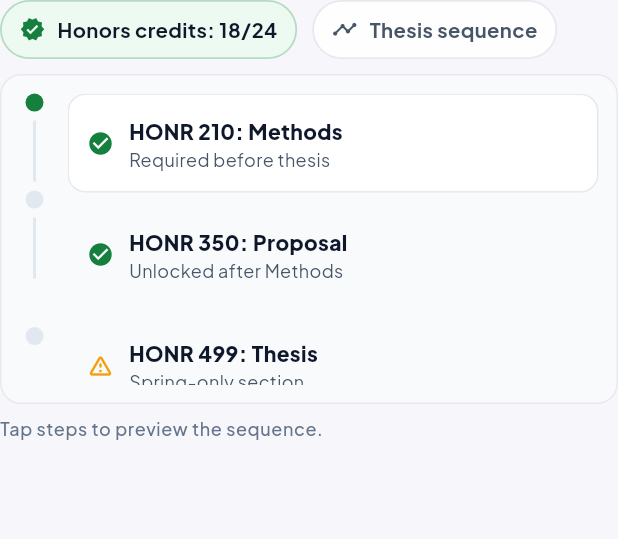
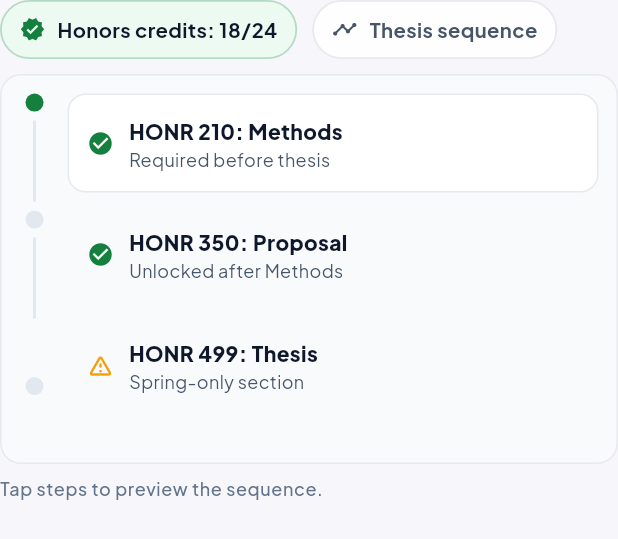
Before and after one commit to Ememobong28/GradPath, a Flutter app: the HonorsMiniPreview widget shown alone on an empty page, opened directly, on a phone screen of 412 x 824 dp. Shown: the top 539 px of the screen. Run offline on Flutter 3.47's test engine with Material 3 defaults, Android fonts, the phone set to English and light mode, and no system bars; our stand-ins replace google_fonts.

Commit message:
Fix scrolling in mini preview sections

```diff
--- a/gradpath_frontend/lib/main.dart
+++ b/gradpath_frontend/lib/main.dart
@@ -1994,7 +1994,7 @@ class _HonorsMiniPreviewState extends State<HonorsMiniPreview> {
 
           // Fix height to avoid passing infinite height downstream
           SizedBox(
-            height: 220,
+            height: 260,
             child: Container(
               padding: const EdgeInsets.all(12),
               decoration: BoxDecoration(
@@ -2003,7 +2003,7 @@ class _HonorsMiniPreviewState extends State<HonorsMiniPreview> {
                 border: Border.all(color: GPColors.border),
               ),
               child: Row(
-                crossAxisAlignment: CrossAxisAlignment.stretch,
+                crossAxisAlignment: CrossAxisAlignment.start,
                 children: [
                   // spine
                   SizedBox(
@@ -2147,7 +2147,7 @@ class _TransferMiniPreviewState extends State<TransferMiniPreview> {
 
             // Fix height to avoid passing infinite height downstream
             SizedBox(
-              height: 220,
+              height: 260,
               child: Container(
                 padding: const EdgeInsets.all(12),
                 decoration: BoxDecoration(
```
